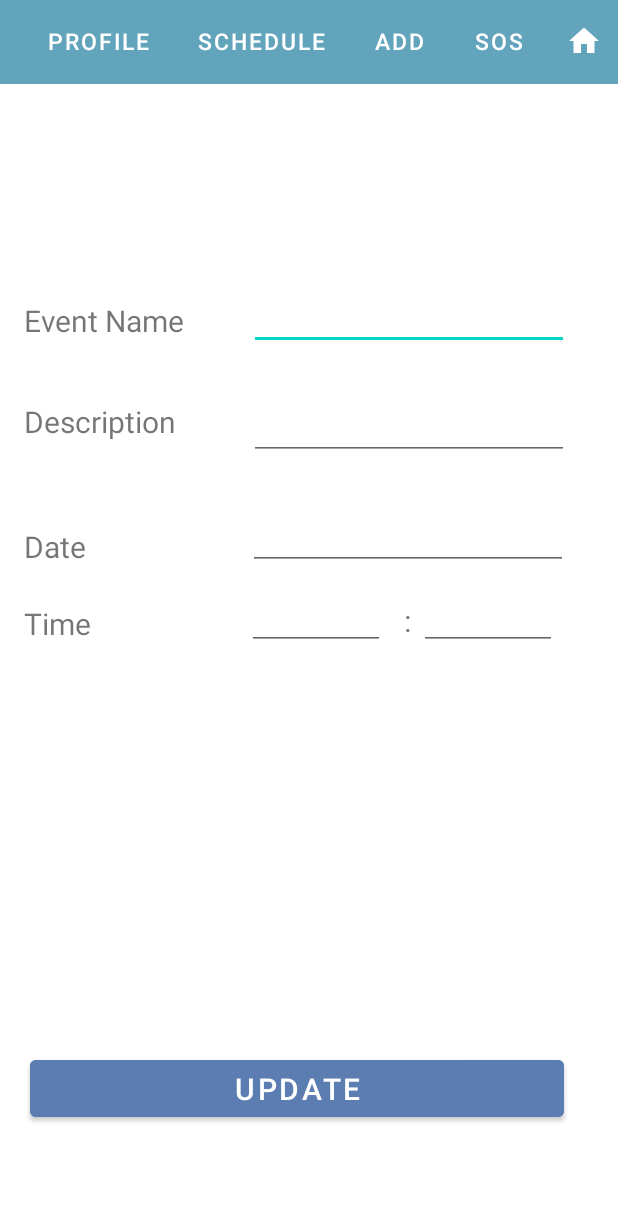
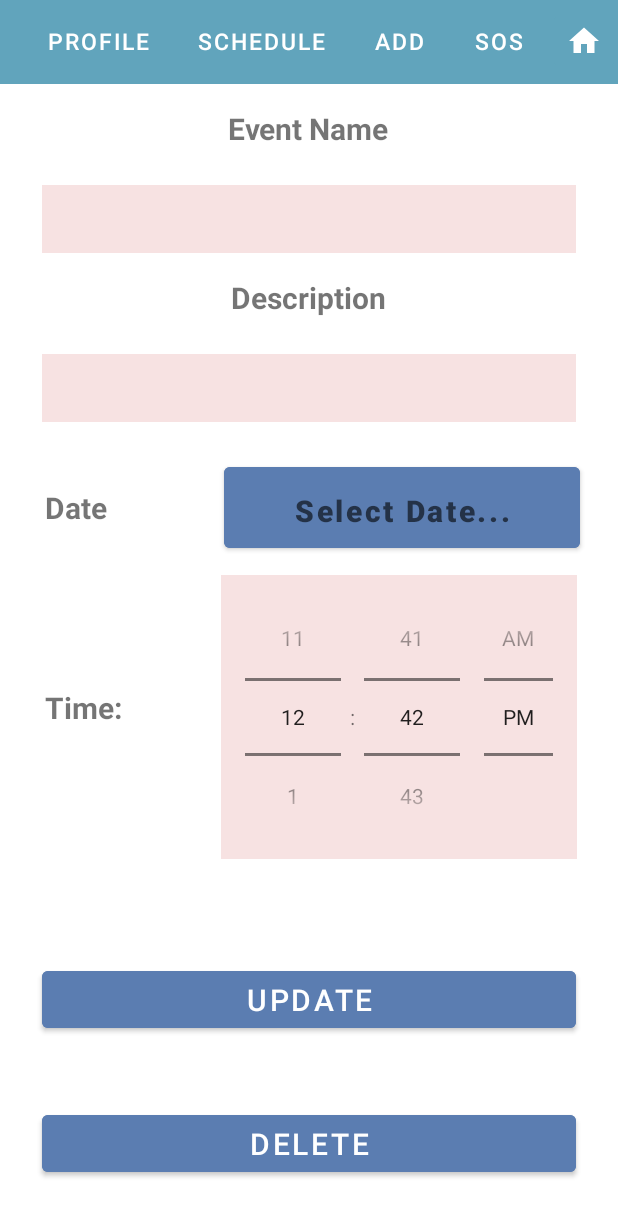
Before and after one commit to MohammedManni/CPIT99Project, an Android app: the Event_Adjustment screen opened directly, with no data from a screen before it, on a phone screen of 412 x 824 dp. Shown: the top 1216 px of the screen. Run offline under Robolectric (Android 15) with nearby library versions, the phone set to English and light mode, and no system bars.

Commit message:
(adjustment deleteevent - design)

```diff
--- a/app/src/main/java/com/example/safemedicare/Add_event_from_calendar.java
+++ b/app/src/main/java/com/example/safemedicare/Add_event_from_calendar.java
@@ -119,7 +119,6 @@ public class Add_event_from_calendar extends AppCompatActivity {
         // timeline button    dateView
         eventNameET = findViewById(R.id.eventNameET);
         DescriptionET = findViewById(R.id.DescriptionET);
-
         Button buttonSave = findViewById(R.id.buttonSave);
         timePicker = (TimePicker) findViewById(R.id.timePicker); // initiate a time picker
         timePicker.setCurrentHour(12); // before api level 23
--- a/app/src/main/res/layout/activity_event__adjustment.xml
+++ b/app/src/main/res/layout/activity_event__adjustment.xml
@@ -14,22 +14,32 @@
 
     <EditText
         android:id="@+id/nameOfEventET"
-        android:layout_width="wrap_content"
-        android:layout_height="wrap_content"
-        android:layout_marginStart="16dp"
-        android:layout_marginTop="132dp"
+        android:layout_width="356dp"
+        android:layout_height="45dp"
+        android:layout_marginStart="27dp"
+        android:layout_marginTop="16dp"
+        android:layout_marginEnd="28dp"
+        android:background="#F7E2E2"
         android:ems="10"
-        app:layout_constraintStart_toEndOf="@+id/eventNameTV"
-        app:layout_constraintTop_toBottomOf="@+id/toolbarPersonalInfo" />
+        android:inputType="text"
+        android:textAlignment="center"
+        android:textSize="20sp"
+        app:layout_constraintEnd_toEndOf="parent"
+        app:layout_constraintStart_toStartOf="parent"
+        app:layout_constraintTop_toBottomOf="@+id/eventNameTV" />
 
     <TextView
         android:id="@+id/eventNameTV"
         android:layout_width="134dp"
         android:layout_height="35dp"
-        android:layout_marginStart="16dp"
-        android:layout_marginTop="144dp"
+        android:layout_marginStart="138dp"
+        android:layout_marginTop="16dp"
+        android:layout_marginEnd="139dp"
         android:text="Event Name"
+        android:textAlignment="center"
         android:textSize="20dp"
+        android:textStyle="bold"
+        app:layout_constraintEnd_toEndOf="parent"
         app:layout_constraintStart_toStartOf="parent"
         app:layout_constraintTop_toBottomOf="@+id/toolbarPersonalInfo" />
 
@@ -37,102 +47,115 @@
         android:id="@+id/dateTV"
         android:layout_width="wrap_content"
         android:layout_height="wrap_content"
-        android:layout_marginStart="16dp"
-        android:layout_marginTop="48dp"
+        android:layout_marginStart="30dp"
+        android:layout_marginTop="43dp"
         android:text="Date"
         android:textSize="20dp"
+        android:textStyle="bold"
         app:layout_constraintStart_toStartOf="parent"
-        app:layout_constraintTop_toBottomOf="@+id/eventDescriptionTV" />
+        app:layout_constraintTop_toBottomOf="@+id/DescriptionEditText" />
 
     <TextView
         android:id="@+id/TimeTV"
         android:layout_width="wrap_content"
         android:layout_height="wrap_content"
-        android:layout_marginStart="16dp"
-        android:layout_marginTop="24dp"
-        android:text="Time"
+        android:layout_marginStart="30dp"
+        android:layout_marginTop="106dp"
+        android:text="Time:"
+        android:textStyle="bold"
         android:textSize="20dp"
         app:layout_constraintStart_toStartOf="parent"
         app:layout_constraintTop_toBottomOf="@+id/dateTV" />
 
     <TextView
-        android:id="@+id/timeTV"
-        android:layout_width="wrap_content"
-        android:layout_height="wrap_content"
-        android:layout_marginStart="7dp"
-        android:layout_marginTop="20dp"
-        android:layout_marginEnd="5dp"
-        android:text=":"
-        android:textSize="20dp"
-        app:layout_constraintEnd_toStartOf="@+id/timeETM"
-        app:layout_constraintStart_toEndOf="@+id/timeET"
-        app:layout_constraintTop_toBottomOf="@+id/dateET" />
-
-    <EditText
-        android:id="@+id/timeET"
-        android:layout_width="92dp"
-        android:layout_height="40dp"
-        android:layout_marginStart="104dp"
-        android:layout_marginTop="13dp"
-        android:layout_marginEnd="5dp"
-        android:ems="10"
-        app:layout_constraintEnd_toStartOf="@+id/timeTV"
-        app:layout_constraintStart_toEndOf="@+id/TimeTV"
-        app:layout_constraintTop_toBottomOf="@+id/dateET" />
-
-    <EditText
-        android:id="@+id/timeETM"
-        android:layout_width="92dp"
-        android:layout_height="40dp"
-        android:layout_marginStart="5dp"
-        android:layout_marginTop="13dp"
-        android:ems="10"
-        app:layout_constraintStart_toEndOf="@+id/timeTV"
-        app:layout_constraintTop_toBottomOf="@+id/dateET" />
-
-    <TextView
         android:id="@+id/eventDescriptionTV"
         android:layout_width="134dp"
         android:layout_height="35dp"
-        android:layout_marginStart="16dp"
-        android:layout_marginTop="32dp"
+        android:layout_marginStart="138dp"
+        android:layout_marginTop="16dp"
+        android:layout_marginEnd="139dp"
         android:text="Description"
+        android:textAlignment="center"
         android:textSize="20dp"
+        android:textStyle="bold"
+        app:layout_constraintEnd_toEndOf="parent"
         app:layout_constraintStart_toStartOf="parent"
-        app:layout_constraintTop_toBottomOf="@+id/eventNameTV" />
-
-    <EditText
-        android:id="@+id/dateET"
-        android:layout_width="wrap_content"
-        android:layout_height="wrap_content"
-        android:layout_marginStart="108dp"
-        android:layout_marginTop="28dp"
-        android:ems="10"
-        app:layout_constraintStart_toEndOf="@+id/dateTV"
-        app:layout_constraintTop_toBottomOf="@+id/DescriptionEditText" />
+        app:layout_constraintTop_toBottomOf="@+id/nameOfEventET" />
 
     <EditText
         android:id="@+id/DescriptionEditText"
-        android:layout_width="wrap_content"
-        android:layout_height="wrap_content"
-        android:layout_marginStart="16dp"
-        android:layout_marginTop="28dp"
+        android:layout_width="356dp"
+        android:layout_height="45dp"
+        android:layout_marginStart="27dp"
+        android:layout_marginTop="16dp"
+        android:layout_marginEnd="28dp"
+        android:background="#F7E2E2"
         android:ems="10"
-        app:layout_constraintStart_toEndOf="@+id/eventDescriptionTV"
-        app:layout_constraintTop_toBottomOf="@+id/nameOfEventET" />
+        android:textAlignment="center"
+        android:textSize="20sp"
+        app:layout_constraintEnd_toEndOf="parent"
+        app:layout_constraintStart_toStartOf="parent"
+        app:layout_constraintTop_toBottomOf="@+id/eventDescriptionTV" />
 
     <Button
         android:id="@+id/updateButton"
         android:layout_width="356dp"
         android:layout_height="50dp"
-        android:layout_marginStart="20dp"
-        android:layout_marginTop="264dp"
-        android:layout_marginBottom="70dp"
+        android:layout_marginStart="27dp"
+        android:layout_marginTop="38dp"
+        android:layout_marginEnd="28dp"
+        android:layout_marginBottom="16dp"
         android:backgroundTint="#5B7DB1"
         android:text="Update"
         android:textSize="20dp"
+        app:layout_constraintBottom_toTopOf="@+id/deleteButton"
+        app:layout_constraintEnd_toEndOf="parent"
+        app:layout_constraintStart_toStartOf="parent"
+        app:layout_constraintTop_toBottomOf="@+id/timePicker" />
+
+    <Button
+        android:id="@+id/deleteButton"
+        android:layout_width="356dp"
+        android:layout_height="50dp"
+        android:layout_marginStart="27dp"
+        android:layout_marginEnd="28dp"
+        android:layout_marginBottom="6dp"
+        android:backgroundTint="#5B7DB1"
+        android:text="Delete"
+        android:textSize="20dp"
         app:layout_constraintBottom_toBottomOf="parent"
+        app:layout_constraintEnd_toEndOf="parent"
         app:layout_constraintStart_toStartOf="parent"
-        app:layout_constraintTop_toBottomOf="@+id/timeET" />
+        app:layout_constraintTop_toBottomOf="@+id/updateButton" />
+
+    <Button
+        android:id="@+id/date"
+        android:layout_width="237dp"
+        android:layout_height="66dp"
+        android:layout_centerHorizontal="true"
+        android:layout_marginStart="78dp"
+        android:layout_marginTop="24dp"
+        android:layout_marginEnd="25dp"
+        android:backgroundTint="#5B7DB1"
+        android:hint="Select Date..."
+        android:padding="15dp"
+        android:textSize="20sp"
+        android:textStyle="bold"
+        app:layout_constraintEnd_toEndOf="parent"
+        app:layout_constraintStart_toEndOf="@+id/dateTV"
+        app:layout_constraintTop_toBottomOf="@+id/DescriptionEditText" />
+
+    <TimePicker
+        android:id="@+id/timePicker"
+        android:layout_width="237dp"
+        android:layout_height="189dp"
+        android:layout_marginStart="65dp"
+        android:layout_marginTop="12dp"
+        android:layout_marginEnd="27dp"
+        android:background="#F7E2E2"
+        android:timePickerMode="spinner"
+        app:layout_constraintEnd_toEndOf="parent"
+        app:layout_constraintStart_toEndOf="@+id/TimeTV"
+        app:layout_constraintTop_toBottomOf="@+id/date" />
 
 </androidx.constraintlayout.widget.ConstraintLayout>
```
Also changed, not shown: app/src/main/java/com/example/safemedicare/Event_Adjustment.java (+143 -43 lines).
